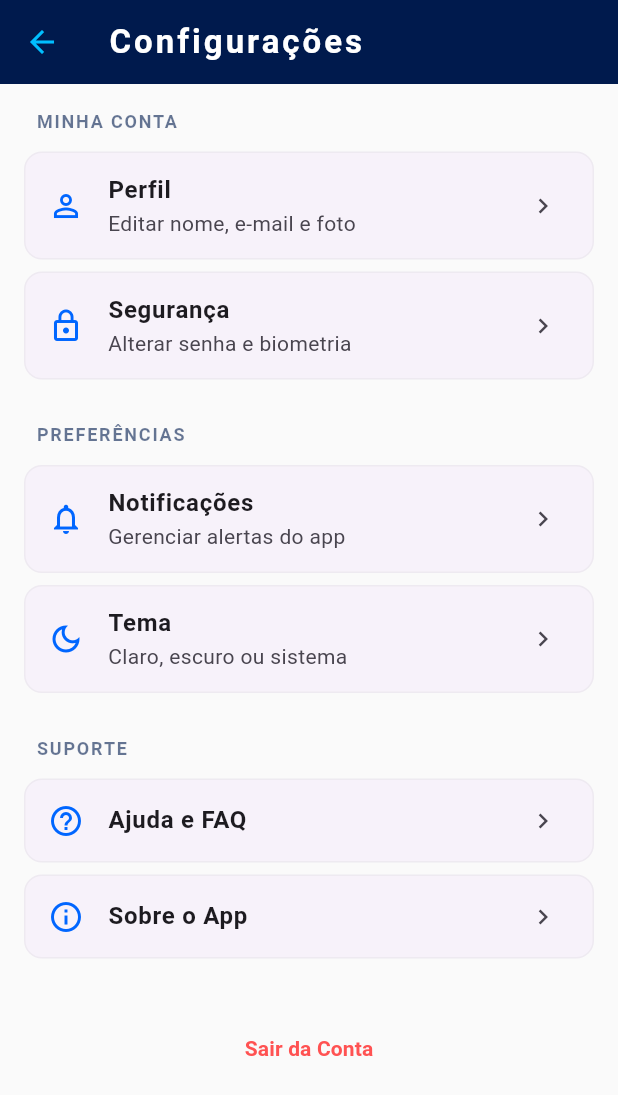
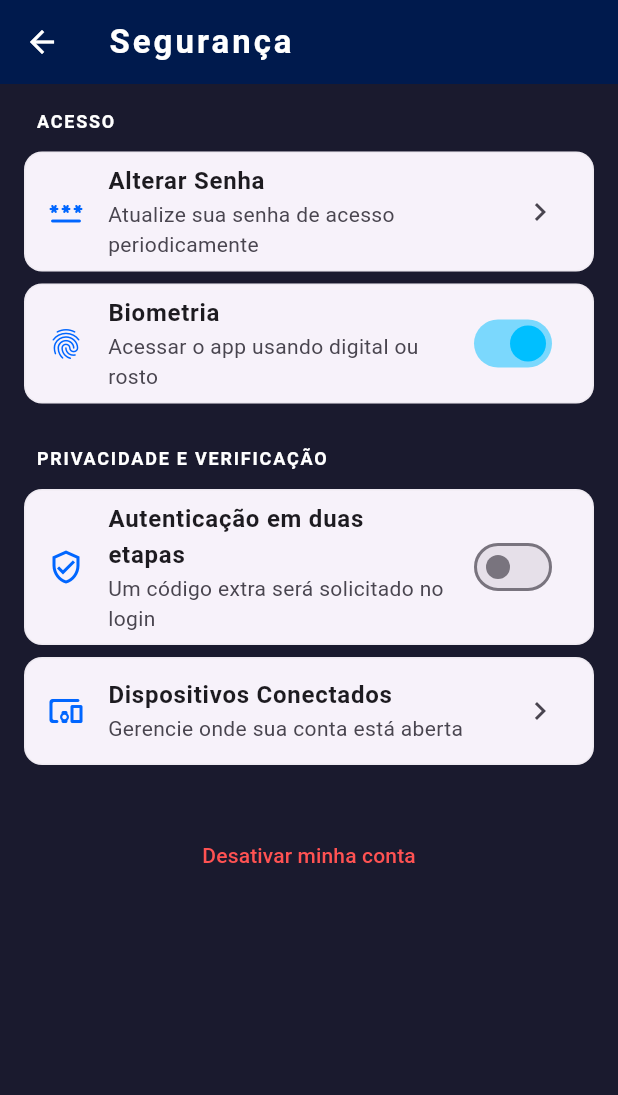
Before and after one commit to anamurim/appcidadao, a Flutter app: the ConfiguracoesUsuario screen opened directly, after a tap on "Segurança", on a phone screen of 412 x 824 dp. Shown: the top 1095 px of the screen. Run offline on Flutter 3.47's test engine with Material 3 defaults, Android fonts, the light colour scheme and no system bars; Roboto replaces fonts that are missing (Segoe UI).

Commit message:
Tela configurações seguança

```diff
--- a/lib/funcionalidades/home/interface/configuracoes/configuracoes.dart
+++ b/lib/funcionalidades/home/interface/configuracoes/configuracoes.dart
@@ -1,7 +1,8 @@
 import 'package:flutter/material.dart';
 import '../../../../../core/constantes/cores.dart';
 import '../../../../core/utilitarios/funcoesauxiliares.dart';
-import '../../../autenticacao/interface/telaperfil.dart'; // 👈 IMPORT DA TELA DE PERFIL
+import '../../../autenticacao/interface/telaperfil.dart';
+import '../../../home/interface/configuracoes/telaseguranca.dart';
 
 class ConfiguracoesUsuario extends StatelessWidget {
   final VoidCallback onBackToHome;
@@ -25,7 +26,7 @@ class ConfiguracoesUsuario extends StatelessWidget {
         ),
       ),
       body: Container(
-        color: Colors.grey[50],
+        color: AppCores.techGray,
         child: ListView(
           padding: const EdgeInsets.all(16),
           children: [
@@ -45,7 +46,14 @@ class ConfiguracoesUsuario extends StatelessWidget {
               icon: Icons.lock_outline,
               titulo: 'Segurança',
               subtitulo: 'Alterar senha e biometria',
-              onTap: () {},
+              onTap: () {
+                Navigator.push(
+                  context,
+                  MaterialPageRoute(
+                    builder: (context) => const TelaSeguranca(),
+                  ),
+                );
+              },
             ),
             const SizedBox(height: 24),
             _buildSecao('Preferências'),
@@ -98,7 +106,7 @@ class ConfiguracoesUsuario extends StatelessWidget {
       child: Text(
         titulo.toUpperCase(),
         style: TextStyle(
-          color: AppCores.deepBlue.withValues(alpha: 0.6),
+          color: Colors.white,
           fontSize: 12,
           fontWeight: FontWeight.bold,
           letterSpacing: 1.2,
--- /dev/null
+++ b/lib/funcionalidades/home/interface/configuracoes/telaseguranca.dart
@@ -0,0 +1,145 @@
+import 'package:flutter/material.dart';
+import '../../../../../core/constantes/cores.dart';
+
+class TelaSeguranca extends StatefulWidget {
+  const TelaSeguranca({super.key});
+
+  @override
+  State<TelaSeguranca> createState() => _TelaSegurancaState();
+}
+
+class _TelaSegurancaState extends State<TelaSeguranca> {
+  bool _biometriaAtiva = true;
+  bool _autenticacaoDoisFatores = false;
+
+  @override
+  Widget build(BuildContext context) {
+    return Scaffold(
+      appBar: AppBar(
+        title: const Text('Segurança', style: TextStyle(color: Colors.white)),
+        backgroundColor: AppCores.deepBlue,
+        iconTheme: const IconThemeData(color: Colors.white),
+        elevation: 0,
+      ),
+      body: Container(
+        color: AppCores.techGray,
+        child: ListView(
+          padding: const EdgeInsets.all(16),
+          children: [
+            _buildSecao('Acesso'),
+
+            _buildCardConfig(
+              icon: Icons.password_rounded,
+              titulo: 'Alterar Senha',
+              subtitulo: 'Atualize sua senha de acesso periodicamente',
+              trailing: const Icon(Icons.chevron_right),
+              onTap: () {},
+            ),
+
+            _buildCardConfig(
+              icon: Icons.fingerprint_rounded,
+              titulo: 'Biometria',
+              subtitulo: 'Acessar o app usando digital ou rosto',
+              trailing: Switch(
+                // 🔹 Correção: 'activeThumbColor' em vez de 'activeColor'
+                activeThumbColor: AppCores.neonBlue,
+                value: _biometriaAtiva,
+                onChanged: (bool value) {
+                  setState(() {
+                    _biometriaAtiva = value;
+                  });
+                },
+              ),
+              onTap: () {},
+            ),
+
+            const SizedBox(height: 24),
+            _buildSecao('Privacidade e Verificação'),
+
+            _buildCardConfig(
+              icon: Icons.verified_user_outlined,
+              titulo: 'Autenticação em duas etapas',
+              subtitulo: 'Um código extra será solicitado no login',
+              trailing: Switch(
+                // 🔹 Correção: 'activeThumbColor' em vez de 'activeColor'
+                activeThumbColor: AppCores.neonBlue,
+                value: _autenticacaoDoisFatores,
+                onChanged: (bool value) {
+                  setState(() {
+                    _autenticacaoDoisFatores = value;
+                  });
+                },
+              ),
+              onTap: () {},
+            ),
+
+            _buildCardConfig(
+              icon: Icons.devices_other_rounded,
+              titulo: 'Dispositivos Conectados',
+              subtitulo: 'Gerencie onde sua conta está aberta',
+              trailing: const Icon(Icons.chevron_right),
+              onTap: () {},
+            ),
+
+            const SizedBox(height: 32),
+
+            Center(
+              child: TextButton(
+                onPressed: () {},
+                child: const Text(
+                  'Desativar minha conta',
+                  style: TextStyle(
+                    color: Colors.redAccent,
+                    fontWeight: FontWeight.w500,
+                  ),
+                ),
+              ),
+            ),
+          ],
+        ),
+      ),
+    );
+  }
+
+  Widget _buildSecao(String titulo) {
+    return Padding(
+      padding: const EdgeInsets.only(left: 8, bottom: 8),
+      child: Text(
+        titulo.toUpperCase(),
+        style: const TextStyle(
+          color: Colors.white,
+          fontSize: 12,
+          fontWeight: FontWeight.bold,
+          letterSpacing: 1.2,
+        ),
+      ),
+    );
+  }
+
+  Widget _buildCardConfig({
+    required IconData icon,
+    required String titulo,
+    required String subtitulo,
+    required Widget trailing,
+    required VoidCallback onTap,
+  }) {
+    return Card(
+      elevation: 0,
+      margin: const EdgeInsets.symmetric(vertical: 4),
+      shape: RoundedRectangleBorder(
+        borderRadius: BorderRadius.circular(12),
+        side: BorderSide(color: Colors.grey.withValues(alpha: 0.1)),
+      ),
+      child: ListTile(
+        leading: Icon(icon, color: AppCores.electricBlue),
+        title: Text(
+          titulo,
+          style: const TextStyle(fontWeight: FontWeight.w600),
+        ),
+        subtitle: Text(subtitulo),
+        trailing: trailing,
+        onTap: onTap,
+      ),
+    );
+  }
+}
```
